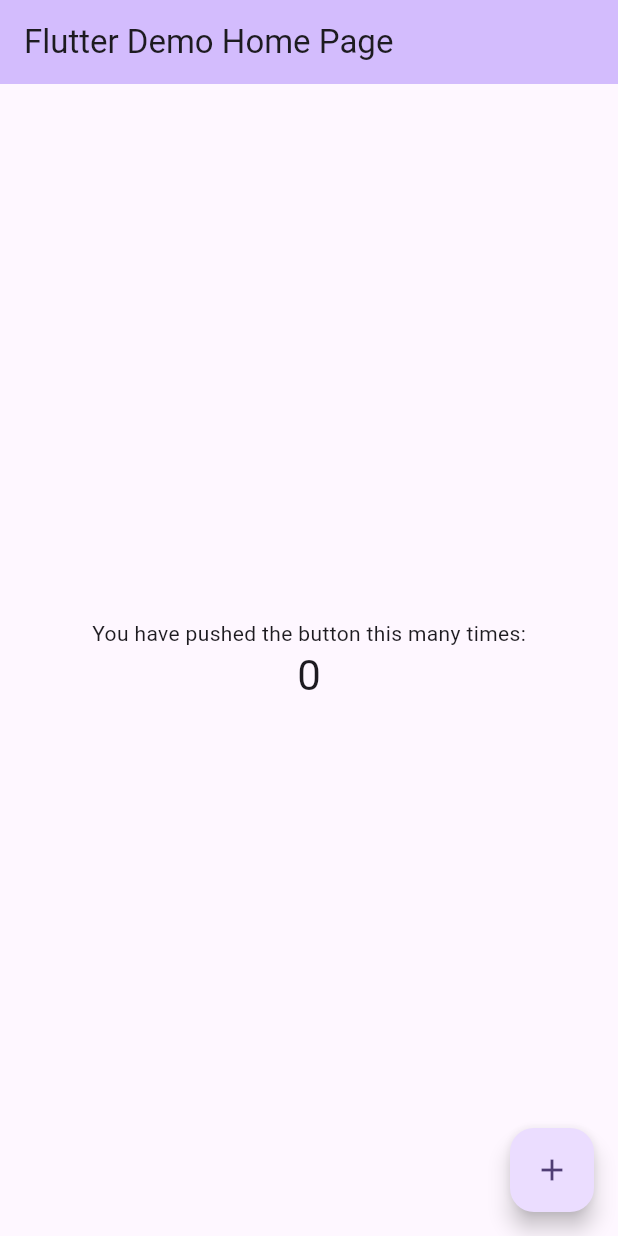
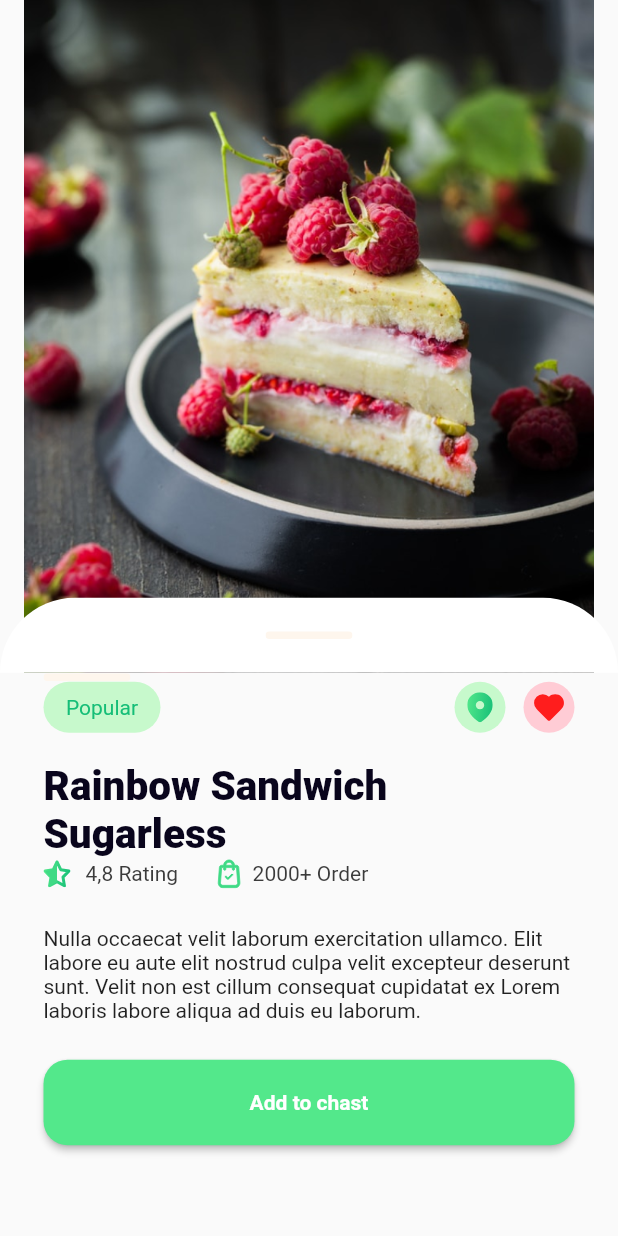
Before and after one commit to ravshan1119/homeworks, a Flutter app: the screen it shows after launch, on a phone screen of 412 x 824 dp. Run offline on Flutter 3.47's test engine with Material 2 defaults, Android fonts, the phone set to English and light mode, and no system bars; our stand-ins replace flutter_svg.

Commit message:
Commit Massage

```diff
--- /dev/null
+++ b/lib/UI/home_screen/home_screen.dart
@@ -0,0 +1,165 @@
+import 'package:flutter/material.dart';
+import 'package:flutter_svg/flutter_svg.dart';
+import 'package:homeworks/utils/my_images.dart';
+
+class HomeScreen extends StatelessWidget {
+  const HomeScreen({Key? key}) : super(key: key);
+
+  @override
+  Widget build(BuildContext context) {
+    double height = MediaQuery.of(context).size.height;
+    double width = MediaQuery.of(context).size.width;
+
+    return Scaffold(
+        body: Column(
+      children: [
+        SizedBox(
+          height: height * (442 / 812),
+          width: width,
+          child: Stack(
+            alignment: Alignment.bottomCenter,
+            children: [
+              Image.asset(MyImages.homePhoto),
+              SizedBox(
+                height: 50,
+                width: width,
+                child: Stack(
+                  alignment: Alignment.center,
+                  children: [
+                    Container(
+                      decoration: BoxDecoration(
+                        color: Colors.white,
+                        borderRadius: BorderRadius.only(
+                            topLeft: Radius.circular(100),
+                            topRight: Radius.circular(100)),
+                      ),
+                      height: 50,
+                      width: width,
+                    ),
+                    SvgPicture.asset(MyImages.scrollTool),
+                  ],
+                ),
+              ),
+            ],
+          ),
+        ),
+        Padding(
+          padding: const EdgeInsets.symmetric(horizontal: 29),
+          child: Column(
+            crossAxisAlignment: CrossAxisAlignment.start,
+            children: [
+              SvgPicture.asset(MyImages.scrollTool),
+              Row(
+                mainAxisAlignment: MainAxisAlignment.spaceBetween,
+                children: [
+                  Container(
+                    height: 34,
+                    width: 78,
+                    decoration: BoxDecoration(
+                        borderRadius: BorderRadius.circular(18),
+                        color: Color(0xFFc7f9cc)),
+                    child: Center(
+                      child: Text(
+                        "Popular",
+                        style: TextStyle(color: Color(0xFF15BE77)),
+                      ),
+                    ),
+                  ),
+                  Spacer(),
+                  Container(
+                    height: 34,
+                    width: 34,
+                    decoration: BoxDecoration(
+                        borderRadius: BorderRadius.circular(100),
+                        color: Color(0xFFc7f9cc)),
+                    child: Padding(
+                      padding: const EdgeInsets.all(7),
+                      child: SvgPicture.asset(MyImages.location),
+                    ),
+                  ),
+                  SizedBox(
+                    width: 12,
+                  ),
+                  Container(
+                    height: 34,
+                    width: 34,
+                    decoration: BoxDecoration(
+                        borderRadius: BorderRadius.circular(100),
+                        color: Color(0xFFffccd5)),
+                    child: Padding(
+                      padding: const EdgeInsets.all(7),
+                      child: SvgPicture.asset(MyImages.heart),
+                    ),
+                  ),
+                ],
+              ),
+              SizedBox(
+                height: 20,
+              ),
+              const Text(
+                "Rainbow Sandwich \nSugarless",
+                style: TextStyle(
+                    color: Color(0xfF09051C),
+                    fontSize: 27,
+                    fontWeight: FontWeight.w800),
+              ),
+              Row(
+                children: [
+                  SvgPicture.asset(MyImages.star),
+                  SizedBox(
+                    width: 10,
+                  ),
+                  Text(
+                    "4,8 Rating",
+                    style: TextStyle(
+                      color: Color(0xFF3B3B3B),
+                    ),
+                  ),
+                  SizedBox(
+                    width: 24,
+                  ),
+                  SvgPicture.asset(MyImages.shopping),
+                  SizedBox(
+                    width: 5.67,
+                  ),
+                  Text(
+                    "2000+ Order",
+                    style: TextStyle(
+                      color: Color(0xFF3B3B3B),
+                    ),
+                  ),
+                ],
+              ),
+              SizedBox(
+                height: 25,
+              ),
+              Text(
+                  "Nulla occaecat velit laborum exercitation ullamco. Elit labore eu aute elit nostrud culpa velit excepteur deserunt sunt. Velit non est cillum consequat cupidatat ex Lorem laboris labore aliqua ad duis eu laborum."),
+              Padding(
+                padding: const EdgeInsets.symmetric(vertical: 25),
+                child: SizedBox(
+                  width: width,
+                  height: 57,
+                  child: ElevatedButton(
+                      onPressed: () {},
+                      style: ButtonStyle(
+                          shape:
+                              MaterialStateProperty.all(RoundedRectangleBorder(
+                            borderRadius: BorderRadius.circular(16),
+                          )),
+                          backgroundColor: MaterialStatePropertyAll<Color>(
+                              Color(0xFF53E88B))),
+                      child: const Text(
+                        "Add to chast",
+                        style: TextStyle(
+                            fontSize: 14, fontWeight: FontWeight.w700),
+                      )),
+                ),
+              ),
+            ],
+          ),
+        ),
+      ],
+    ));
+  }
+}
--- a/lib/main.dart
+++ b/lib/main.dart
@@ -1,125 +1,16 @@
 import 'package:flutter/material.dart';
+import 'package:homeworks/UI/home_screen/home_screen.dart';
+void main(){
+  runApp(App());
+}
+class App extends StatelessWidget {
+  const App({Key? key}) : super(key: key);
 
-void main() {
-  runApp(const MyApp());
-}
-
-class MyApp extends StatelessWidget {
-  const MyApp({super.key});
-
-  // This widget is the root of your application.
   @override
   Widget build(BuildContext context) {
     return MaterialApp(
-      title: 'Flutter Demo',
-      theme: ThemeData(
-        // This is the theme of your application.
-        //
-        // TRY THIS: Try running your application with "flutter run". You'll see
-        // the application has a blue toolbar. Then, without quitting the app,
-        // try changing the seedColor in the colorScheme below to Colors.green
-        // and then invoke "hot reload" (save your changes or press the "hot
-        // reload" button in a Flutter-supported IDE, or press "r" if you used
-        // the command line to start the app).
-        //
-        // Notice that the counter didn't reset back to zero; the application
-        // state is not lost during the reload. To reset the state, use hot
-        // restart instead.
-        //
-        // This works for code too, not just values: Most code changes can be
-        // tested with just a hot reload.
-        colorScheme: ColorScheme.fromSeed(seedColor: Colors.deepPurple),
-        useMaterial3: true,
-      ),
-      home: const MyHomePage(title: 'Flutter Demo Home Page'),
+      debugShowCheckedModeBanner: false,
+      home: HomeScreen(),
     );
   }
 }
-
-class MyHomePage extends StatefulWidget {
-  const MyHomePage({super.key, required this.title});
-
-  // This widget is the home page of your application. It is stateful, meaning
-  // that it has a State object (defined below) that contains fields that affect
-  // how it looks.
-
-  // This class is the configuration for the state. It holds the values (in this
-  // case the title) provided by the parent (in this case the App widget) and
-  // used by the build method of the State. Fields in a Widget subclass are
-  // always marked "final".
-
-  final String title;
-
-  @override
-  State<MyHomePage> createState() => _MyHomePageState();
-}
-
-class _MyHomePageState extends State<MyHomePage> {
-  int _counter = 0;
-
-  void _incrementCounter() {
-    setState(() {
-      // This call to setState tells the Flutter framework that something has
-      // changed in this State, which causes it to rerun the build method below
-      // so that the display can reflect the updated values. If we changed
-      // _counter without calling setState(), then the build method would not be
-      // called again, and so nothing would appear to happen.
-      _counter++;
-    });
-  }
-
-  @override
-  Widget build(BuildContext context) {
-    // This method is rerun every time setState is called, for instance as done
-    // by the _incrementCounter method above.
-    //
-    // The Flutter framework has been optimized to make rerunning build methods
-    // fast, so that you can just rebuild anything that needs updating rather
-    // than having to individually change instances of widgets.
-    return Scaffold(
-      appBar: AppBar(
-        // TRY THIS: Try changing the color here to a specific color (to
-        // Colors.amber, perhaps?) and trigger a hot reload to see the AppBar
-        // change color while the other colors stay the same.
-        backgroundColor: Theme.of(context).colorScheme.inversePrimary,
-        // Here we take the value from the MyHomePage object that was created by
-        // the App.build method, and use it to set our appbar title.
-        title: Text(widget.title),
-      ),
-      body: Center(
-        // Center is a layout widget. It takes a single child and positions it
-        // in the middle of the parent.
-        child: Column(
-          // Column is also a layout widget. It takes a list of children and
-          // arranges them vertically. By default, it sizes itself to fit its
-          // children horizontally, and tries to be as tall as its parent.
-          //
-          // Column has various properties to control how it sizes itself and
-          // how it positions its children. Here we use mainAxisAlignment to
-          // center the children vertically; the main axis here is the vertical
-          // axis because Columns are vertical (the cross axis would be
-          // horizontal).
-          //
-          // TRY THIS: Invoke "debug painting" (choose the "Toggle Debug Paint"
-          // action in the IDE, or press "p" in the console), to see the
-          // wireframe for each widget.
-          mainAxisAlignment: MainAxisAlignment.center,
-          children: <Widget>[
-            const Text(
-              'You have pushed the button this many times:',
-            ),
-            Text(
-              '$_counter',
-              style: Theme.of(context).textTheme.headlineMedium,
-            ),
-          ],
-        ),
-      ),
-      floatingActionButton: FloatingActionButton(
-        onPressed: _incrementCounter,
-        tooltip: 'Increment',
-        child: const Icon(Icons.add),
-      ), // This trailing comma makes auto-formatting nicer for build methods.
-    );
-  }
-}
--- /dev/null
+++ b/lib/utils/my_images.dart
@@ -0,0 +1,10 @@
+class MyImages{
+  // png
+  static const String homePhoto = "assets/images/menu_photo.png";
+  // svg
+  static const String heart = "assets/svg/heart.svg";
+  static const String location = "assets/svg/location.svg";
+  static const String scrollTool = "assets/svg/scroll_tool.svg";
+  static const String shopping = "assets/svg/shopping.svg";
+  static const String star = "assets/svg/star.svg";
+}
```
Also changed, not shown: pubspec.yaml (+4 -3 lines), assets/images/menu_photo.png (added), assets/svg/heart.svg (added), assets/svg/location.svg (added), assets/svg/scroll_tool.svg (added), assets/svg/shopping.svg (added), assets/svg/star.svg (added), pubspec.lock, 1 other file.
